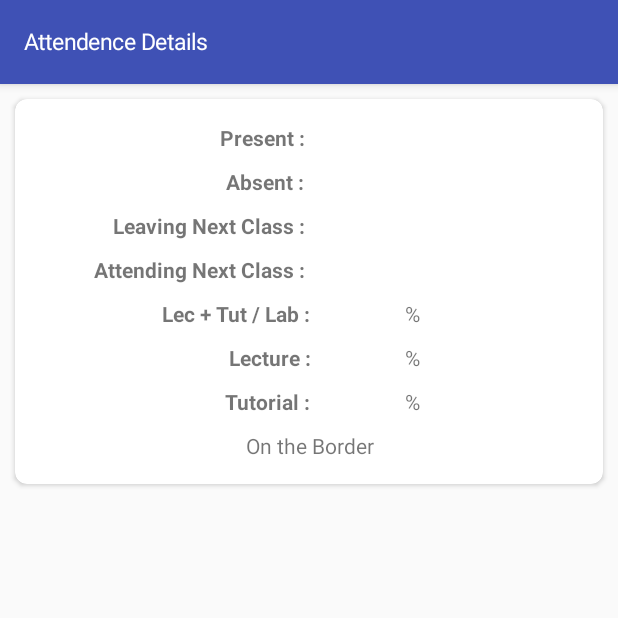
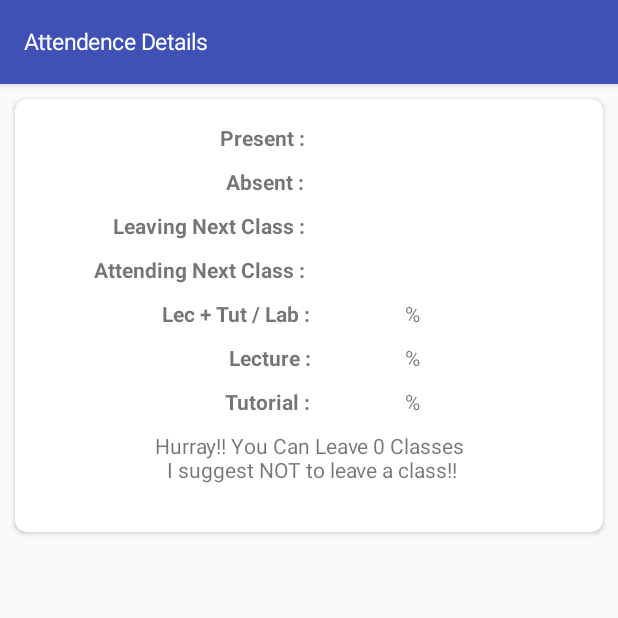
Before and after one commit to with-shrey/MyJuet-App, an Android app: the AttendenceDetailsActivity screen opened directly, with no data from a screen before it, on a phone screen of 412 x 824 dp, the top half of it. Run offline under Robolectric (Android 15) with nearby library versions, the light colour scheme and no system bars; 13 statements that could not run were skipped.

Commit message:
sync Date Added

```diff
--- a/app/src/main/java/app/myjuet/com/myjuet/AttendenceDetailsActivity.java
+++ b/app/src/main/java/app/myjuet/com/myjuet/AttendenceDetailsActivity.java
@@ -31,7 +31,7 @@ public class AttendenceDetailsActivity extends AppCompatActivity {
         super.onCreate(savedInstanceState);
         setContentView(R.layout.activity_attendence_details);
         SharedPreferences prefs = PreferenceManager.getDefaultSharedPreferences(this);
-        double Attendence = Integer.parseInt(prefs.getString(getString(R.string.preferedAttendence), getString(R.string.defaultattendence)));
+        int Attendence = Integer.parseInt(prefs.getString(getString(R.string.preferedAttendence), getString(R.string.defaultattendence)));
         double t = Attendence / 100;
 
         int pa = Integer.parseInt(AttendenceActivity.tempData.getmCountPresent()) + Integer.parseInt(AttendenceActivity.tempData.getmCountAbsent());
@@ -45,15 +45,18 @@ public class AttendenceDetailsActivity extends AppCompatActivity {
             res = (int) classes;
             ClassText = "You Need To Attend " + String.valueOf(res) + " Classes To Reach Threshold " + String.valueOf(Attendence) + " %";
         } else if (Integer.parseInt(AttendenceActivity.tempData.getmLecTut()) == Attendence) {
-            ClassText = "You are on the border !!";
+            ClassText = "Don't Leave Class";
         } else {
             classes = Math.floor((p - (t * pa)) / (t)) - 1;
             res = (int) classes;
             if (res < 0) {
                 res = 0;
-                ClassText = "Hurray!! You Can Bunk " + String.valueOf(res) + " Classes";
+                ClassText = "Don't Leave Class";
+
+            } else {
+                ClassText = "Hurray!! You Can Leave " + String.valueOf(res) + " Classes\n I suggest NOT to leave a class!!\n";
             }
-            ClassText = "On the Border";
+
         }
 
         ActionBar action = getSupportActionBar();
@@ -96,8 +99,11 @@ public class AttendenceDetailsActivity extends AppCompatActivity {
         tv.setLayoutParams(lp);
 
         // Set text to display in TextView
-        tv.setText(action.getTitle()); // ActionBar title text
-
+        try {
+            tv.setText(action.getTitle()); // ActionBar title text
+        } catch (NullPointerException e) {
+            Log.v("Title", "Error");
+        }
         // Set the text color of TextView to black
         // This line change the ActionBar title text color
         tv.setTextColor(Color.WHITE);
```
